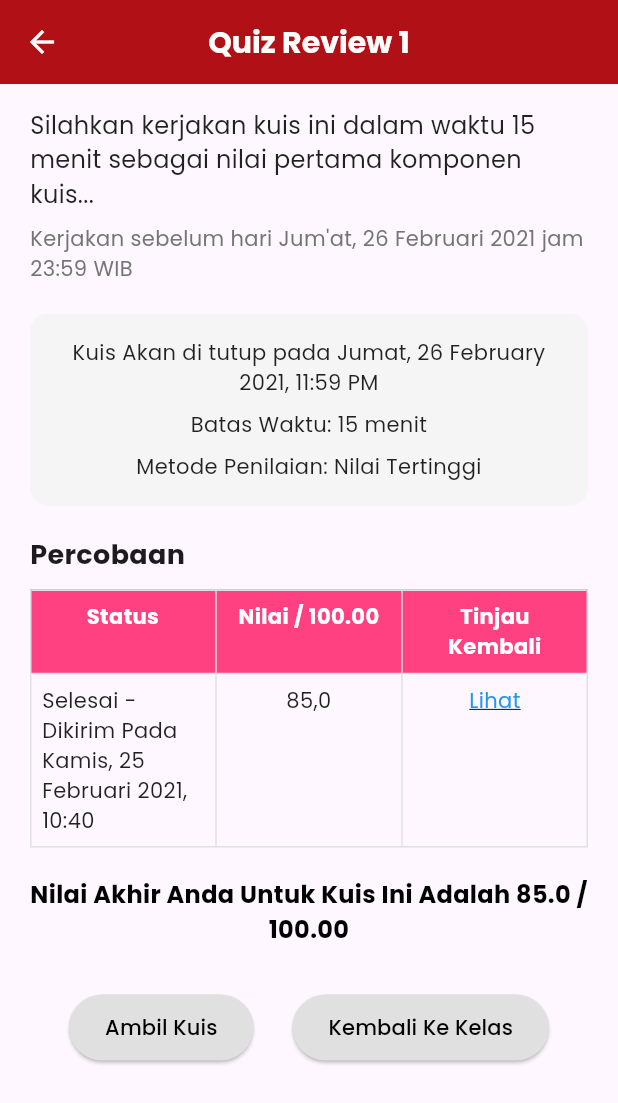
After one commit to susirahma/lms, a Flutter app: the DetailKuisPage screen opened directly, on a phone screen of 412 x 824 dp. The commit adds this screen. Shown: the top 1103 px of the screen. Run offline on Flutter 3.47's test engine with Material 3 defaults, Android fonts, the phone set to English and light mode, and no system bars; our stand-ins replace google_fonts.

Commit message:
menambah tampilan page kuis

```diff
--- /dev/null
+++ b/lib/detail_kuis_page.dart
@@ -0,0 +1,241 @@
+import 'package:flutter/material.dart';
+import 'package:google_fonts/google_fonts.dart';
+
+class DetailKuisPage extends StatelessWidget {
+  const DetailKuisPage({super.key});
+
+  @override
+  Widget build(BuildContext context) {
+    return Scaffold(
+      appBar: AppBar(
+        backgroundColor: const Color(0xFFB11116),
+        leading: IconButton(
+          icon: const Icon(Icons.arrow_back, color: Colors.white),
+          onPressed: () {
+            Navigator.pop(context);
+          },
+        ),
+        title: Text(
+          'Quiz Review 1',
+          style: GoogleFonts.poppins(
+            fontSize: 20,
+            fontWeight: FontWeight.bold,
+            color: Colors.white,
+          ),
+        ),
+        centerTitle: true,
+      ),
+      body: SingleChildScrollView(
+        padding: const EdgeInsets.symmetric(horizontal: 20.0, vertical: 16.0),
+        child: Column(
+          crossAxisAlignment: CrossAxisAlignment.start,
+          children: [
+            // Quiz Instructions
+            Text(
+              'Silahkan kerjakan kuis ini dalam waktu 15 menit sebagai nilai pertama komponen kuis...',
+              style: GoogleFonts.poppins(
+                fontSize: 16,
+                color: Colors.black87,
+              ),
+            ),
+            const SizedBox(height: 8),
+            Text(
+              'Kerjakan sebelum hari Jum\'at, 26 Februari 2021 jam 23:59 WIB',
+              style: GoogleFonts.poppins(
+                fontSize: 14,
+                color: Colors.grey[600],
+              ),
+            ),
+            const SizedBox(height: 20),
+            // Gray Card
+            Container(
+              padding: const EdgeInsets.all(16.0),
+              decoration: BoxDecoration(
+                color: Colors.grey[100],
+                borderRadius: BorderRadius.circular(12),
+              ),
+              child: Column(
+                children: [
+                  Text(
+                    'Kuis Akan di tutup pada Jumat, 26 February 2021, 11:59 PM',
+                    style: GoogleFonts.poppins(
+                      fontSize: 14,
+                      color: Colors.black87,
+                    ),
+                    textAlign: TextAlign.center,
+                  ),
+                  const SizedBox(height: 8),
+                  Text(
+                    'Batas Waktu: 15 menit',
+                    style: GoogleFonts.poppins(
+                      fontSize: 14,
+                      color: Colors.black87,
+                    ),
+                    textAlign: TextAlign.center,
+                  ),
+                  const SizedBox(height: 8),
+                  Text(
+                    'Metode Penilaian: Nilai Tertinggi',
+                    style: GoogleFonts.poppins(
+                      fontSize: 14,
+                      color: Colors.black87,
+                    ),
+                    textAlign: TextAlign.center,
+                  ),
+                ],
+              ),
+            ),
+            const SizedBox(height: 20),
+            // Attempt Table
+            Text(
+              'Percobaan',
+              style: GoogleFonts.poppins(
+                fontSize: 18,
+                fontWeight: FontWeight.bold,
+              ),
+            ),
+            const SizedBox(height: 10),
+            Table(
+              border: TableBorder.all(color: Colors.grey.shade300),
+              children: [
+                // Header
+                TableRow(
+                  decoration: const BoxDecoration(
+                    color: Colors.pinkAccent,
+                  ),
+                  children: [
+                    Padding(
+                      padding: const EdgeInsets.all(8.0),
+                      child: Text(
+                        'Status',
+                        style: GoogleFonts.poppins(
+                          fontSize: 14,
+                          fontWeight: FontWeight.bold,
+                          color: Colors.white,
+                        ),
+                        textAlign: TextAlign.center,
+                      ),
+                    ),
+                    Padding(
+                      padding: const EdgeInsets.all(8.0),
+                      child: Text(
+                        'Nilai / 100.00',
+                        style: GoogleFonts.poppins(
+                          fontSize: 14,
+                          fontWeight: FontWeight.bold,
+                          color: Colors.white,
+                        ),
+                        textAlign: TextAlign.center,
+                      ),
+                    ),
+                    Padding(
+                      padding: const EdgeInsets.all(8.0),
+                      child: Text(
+                        'Tinjau Kembali',
+                        style: GoogleFonts.poppins(
+                          fontSize: 14,
+                          fontWeight: FontWeight.bold,
+                          color: Colors.white,
+                        ),
+                        textAlign: TextAlign.center,
+                      ),
+                    ),
+                  ],
+                ),
+                // Data Row
+                TableRow(
+                  children: [
+                    Padding(
+                      padding: const EdgeInsets.all(8.0),
+                      child: Text(
+                        'Selesai - Dikirim Pada Kamis, 25 Februari 2021, 10:40',
+                        style: GoogleFonts.poppins(
+                          fontSize: 14,
+                          color: Colors.black87,
+                        ),
+                      ),
+                    ),
+                    Padding(
+                      padding: const EdgeInsets.all(8.0),
+                      child: Text(
+                        '85,0',
+                        style: GoogleFonts.poppins(
+                          fontSize: 14,
+                          color: Colors.black87,
+                        ),
+                        textAlign: TextAlign.center,
+                      ),
+                    ),
+                    Padding(
+                      padding: const EdgeInsets.all(8.0),
+                      child: Text(
+                        'Lihat',
+                        style: GoogleFonts.poppins(
+                          fontSize: 14,
+                          color: Colors.blue,
+                          decoration: TextDecoration.underline,
+                        ),
+                        textAlign: TextAlign.center,
+                      ),
+                    ),
+                  ],
+                ),
+              ],
+            ),
+            const SizedBox(height: 20),
+            Text(
+              'Nilai Akhir Anda Untuk Kuis Ini Adalah 85.0 / 100.00',
+              style: GoogleFonts.poppins(
+                fontSize: 16,
+                fontWeight: FontWeight.bold,
+                color: Colors.black,
+              ),
+              textAlign: TextAlign.center,
+            ),
+            const SizedBox(height: 30),
+            // Action Buttons
+            Row(
+              mainAxisAlignment: MainAxisAlignment.spaceEvenly,
+              children: [
+                ElevatedButton(
+                  onPressed: () {},
+                  style: ElevatedButton.styleFrom(
+                    backgroundColor: Colors.grey[300],
+                    foregroundColor: Colors.black,
+                    shape: const StadiumBorder(),
+                    padding: const EdgeInsets.symmetric(horizontal: 24, vertical: 12),
+                  ),
+                  child: Text(
+                    'Ambil Kuis',
+                    style: GoogleFonts.poppins(
+                      fontSize: 14,
+                      fontWeight: FontWeight.w500,
+                    ),
+                  ),
+                ),
+                ElevatedButton(
+                  onPressed: () {
+                    Navigator.pop(context);
+                  },
+                  style: ElevatedButton.styleFrom(
+                    backgroundColor: Colors.grey[300],
+                    foregroundColor: Colors.black,
+                    shape: const StadiumBorder(),
+                    padding: const EdgeInsets.symmetric(horizontal: 24, vertical: 12),
+                  ),
+                  child: Text(
+                    'Kembali Ke Kelas',
+                    style: GoogleFonts.poppins(
+                      fontSize: 14,
+                      fontWeight: FontWeight.w500,
+                    ),
+                  ),
+                ),
+              ],
+            ),
+          ],
+        ),
+      ),
+    );
+  }
+}
--- a/lib/detail_materi_pertemuan2_page.dart
+++ b/lib/detail_materi_pertemuan2_page.dart
@@ -1,5 +1,6 @@
 import 'package:flutter/material.dart';
 import 'package:google_fonts/google_fonts.dart';
+import 'detail_kuis_page.dart';
 
 class DetailMateriPertemuan2Page extends StatefulWidget {
   const DetailMateriPertemuan2Page({super.key});
@@ -221,7 +222,16 @@ class _DetailMateriPertemuan2PageState extends State<DetailMateriPertemuan2Page>
                       },
                     ];
                     final task = tasks[index];
-                    return Container(
+                    return GestureDetector(
+                      onTap: () {
+                        if (task['type'] == 'QUIZ') {
+                          Navigator.push(
+                            context,
+                            MaterialPageRoute(builder: (context) => const DetailKuisPage()),
+                          );
+                        }
+                      },
+                      child: Container(
                         margin: const EdgeInsets.only(bottom: 12),
                         decoration: BoxDecoration(
                           color: Colors.white,
@@ -300,6 +310,7 @@ class _DetailMateriPertemuan2PageState extends State<DetailMateriPertemuan2Page>
                             ],
                           ),
                         ),
+                      ),
                     );
                   },
                 ),
```
Lines whose indentation alone changed are shown as unchanged.
